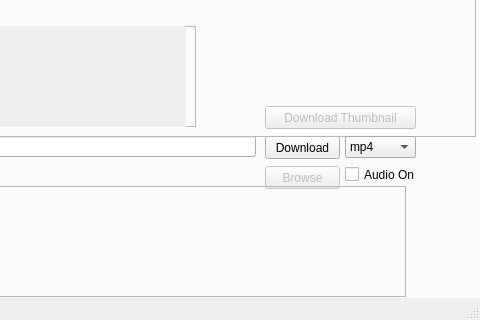
hojo4646/youtube-dl-final, file GUI.ui: the form before one commit; both pictures show x 207 to 687 and y 100 to 420 of the 687 by 420 pixel window.
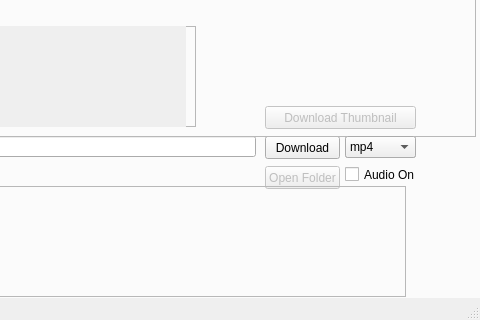
The form after the commit. Icons and pictures are not drawn.

```diff
--- a/GUI.ui
+++ b/GUI.ui
@@ -357,7 +357,7 @@
        </rect>
       </property>
       <property name="text">
-       <string>Browse</string>
+       <string>Open Folder</string>
       </property>
      </widget>
      <widget class="QComboBox" name="combo_audio_formats">
```
